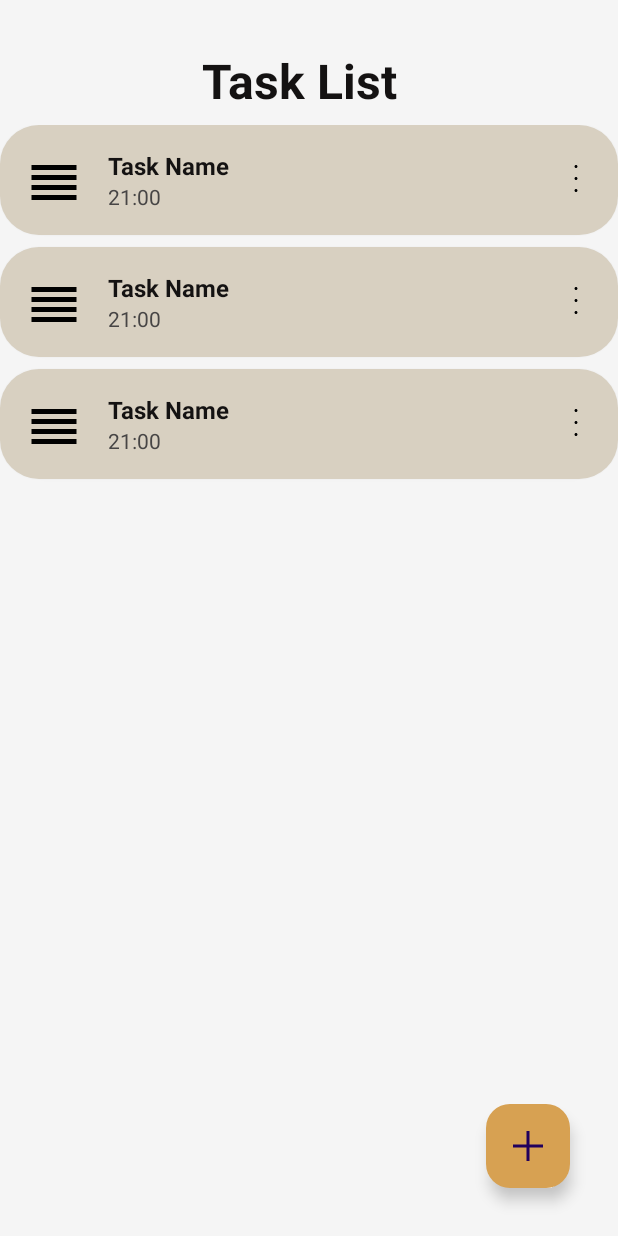
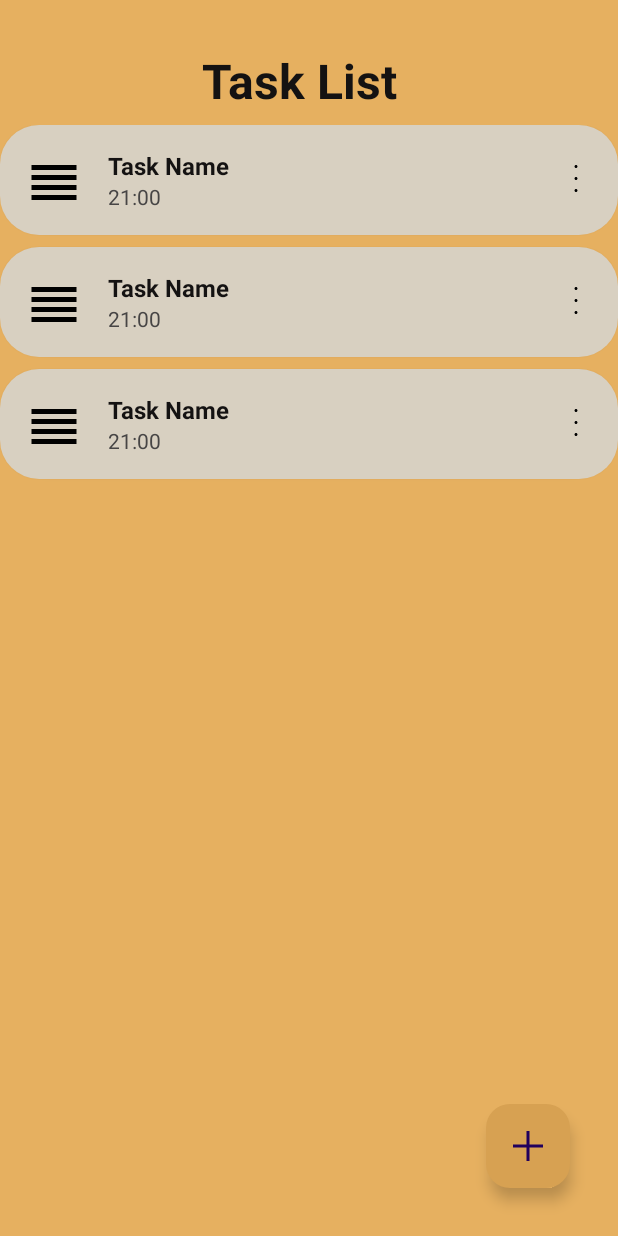
Before and after one commit to DezireM/CleanArch, an Android app: the layout fragment_task_list.xml on its own in the app's theme, with its tools: preview values and no code run, on a phone screen of 412 x 824 dp. Run offline under Robolectric (Android 15) with nearby library versions, the phone set to English and light mode, and no system bars.

Commit message:
Committing all files

```diff
--- a/app/src/main/java/com/geeks/cleanArch/domain/usecase/GetTaskUseCase.kt
+++ b/app/src/main/java/com/geeks/cleanArch/domain/usecase/GetTaskUseCase.kt
@@ -1,5 +1,6 @@
 package com.geeks.cleanArch.domain.usecase
 
+import android.util.Log
 import com.geeks.cleanArch.domain.model.TaskModel
 import com.geeks.cleanArch.domain.repository.TaskManagerRepository
 
@@ -9,5 +10,6 @@ class GetTaskUseCase(
 
     suspend operator fun invoke(id:Int): TaskModel?{
         return taskManagerRepository.getTask(id)
+        Log.e("Miss","getTask:$id")
     }
 }
--- a/app/src/main/java/com/geeks/cleanArch/presentation/fragment/TaskListFragment.kt
+++ b/app/src/main/java/com/geeks/cleanArch/presentation/fragment/TaskListFragment.kt
@@ -36,6 +36,7 @@ class TaskListFragment : Fragment() {
         initialize()
         showTask()
         viewModel.loadTasks()
+        viewModel.fetchTask()
     }
 
     private fun addTask() {
@@ -59,6 +60,7 @@ class TaskListFragment : Fragment() {
         viewModel.viewModelScope.launch {
             viewModel.taskFlow.collectLatest {
                 taskAdapter.updateTasks(it)
+                taskAdapter.updateTasks(it)
             }
         }
 
--- a/app/src/main/res/layout/fragment_task_list.xml
+++ b/app/src/main/res/layout/fragment_task_list.xml
@@ -4,7 +4,7 @@
     xmlns:tools="http://schemas.android.com/tools"
     android:layout_width="match_parent"
     android:layout_height="match_parent"
-    android:background="@color/colorBackground"
+    android:background="#E6B060"
     tools:context=".presentation.fragment.TaskListFragment">
 
     <TextView
@@ -24,6 +24,14 @@
         app:layout_constraintTop_toTopOf="parent"
         app:layout_constraintStart_toStartOf="parent"
         app:layout_constraintEnd_toEndOf="parent" />
+
+    <ProgressBar
+        android:id="@+id/progressBar"
+        android:layout_width="wrap_content"
+        android:layout_height="wrap_content"
+        android:visibility="gone"
+        android:layout_gravity="center"
+        tools:ignore="MissingConstraints" />
 
     <androidx.recyclerview.widget.RecyclerView
         android:id="@+id/rv_task"
@@ -51,4 +59,5 @@
         android:tint="@android:color/white"
         android:backgroundTint="#D7A152" />
 
+
 </androidx.constraintlayout.widget.ConstraintLayout>
```
Also changed, not shown: app/src/main/java/com/geeks/cleanArch/presentation/fragment/TaskDetailFragment.kt (+19 -25 lines), app/src/main/java/com/geeks/cleanArch/presentation/fragment/viewmodel/MainActivityViewModel.kt (+7 -15 lines).
